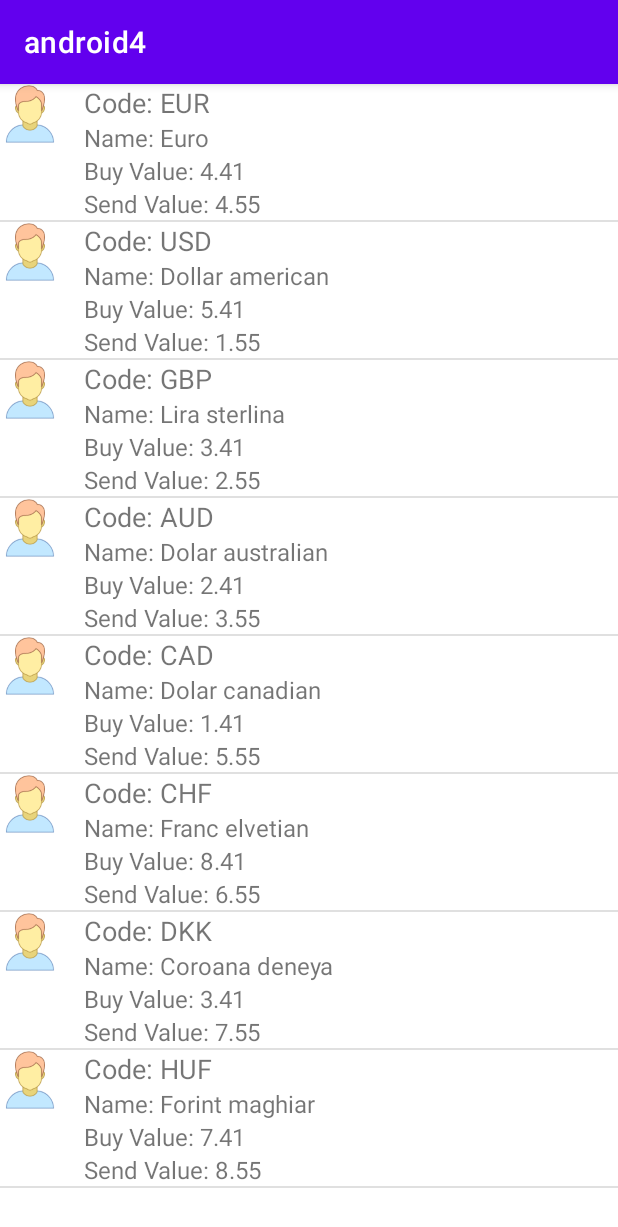
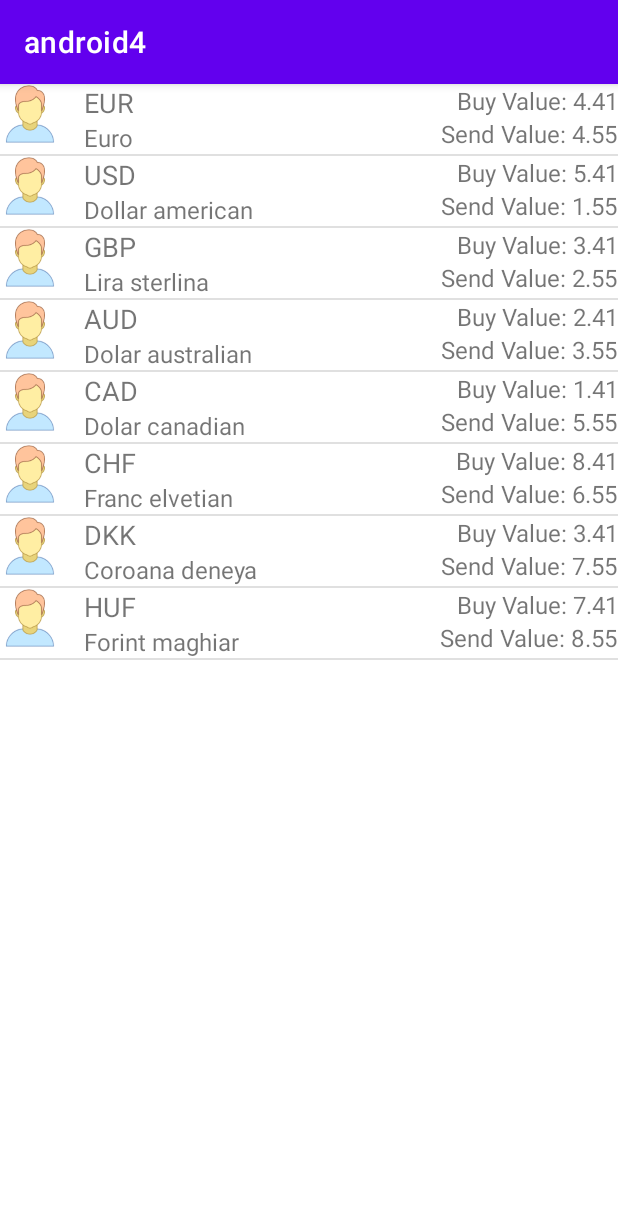
Before and after one commit to szidieross/android4, an Android app: the screen it shows after launch (MainActivity), on a phone screen of 412 x 824 dp. Shown: the top 1227 px of the screen. Run offline under Robolectric (Android 15) with nearby library versions, the phone set to English and light mode, and no system bars.

```diff
--- a/app/src/main/java/com/example/android4/MoneyAdapter.java
+++ b/app/src/main/java/com/example/android4/MoneyAdapter.java
@@ -52,8 +52,8 @@ public class MoneyAdapter extends BaseAdapter {
 
         moneyImageView.setImageResource(money.getImageResourceId());
 
-        codeTextView.setText("Code: " + money.getCode());
-        nameTextView.setText("Name: " + money.getName());
+        codeTextView.setText(money.getCode());
+        nameTextView.setText(money.getName());
         buyValueTextView.setText("Buy Value: " + money.getBuyValue());
         sendValueTextView.setText("Send Value: " + money.getSendValue());
 
--- a/app/src/main/res/layout/list_item_money.xml
+++ b/app/src/main/res/layout/list_item_money.xml
@@ -2,7 +2,8 @@
 <LinearLayout xmlns:android="http://schemas.android.com/apk/res/android"
     xmlns:tools="http://schemas.android.com/tools"
     android:layout_width="match_parent"
-    android:layout_height="match_parent">
+    android:layout_height="match_parent"
+    android:orientation="horizontal">
 
     <ImageView
         android:id="@+id/moneyImageView"
@@ -30,16 +31,28 @@
             android:layout_height="wrap_content"
             android:textSize="16sp" />
 
+    </LinearLayout>
+
+    <LinearLayout
+        android:layout_width="0dp"
+        android:layout_height="wrap_content"
+        android:layout_marginStart="16dp"
+        android:layout_weight="1"
+        android:orientation="vertical">
+
         <TextView
             android:id="@+id/buyValueTextView"
             android:layout_width="wrap_content"
             android:layout_height="wrap_content"
+            android:layout_gravity="end"
+            android:textAlignment="textEnd"
             android:textSize="16sp" />
 
         <TextView
             android:id="@+id/sendValueTextView"
             android:layout_width="wrap_content"
             android:layout_height="wrap_content"
+            android:layout_gravity="end"
             android:textSize="16sp" />
 
     </LinearLayout>
```
